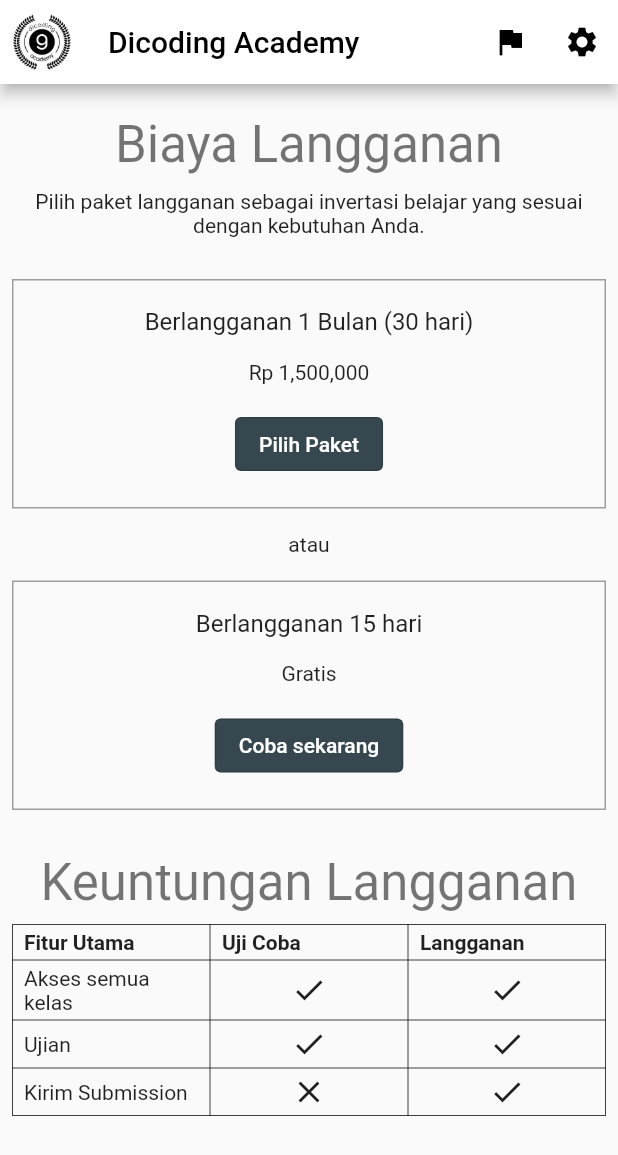
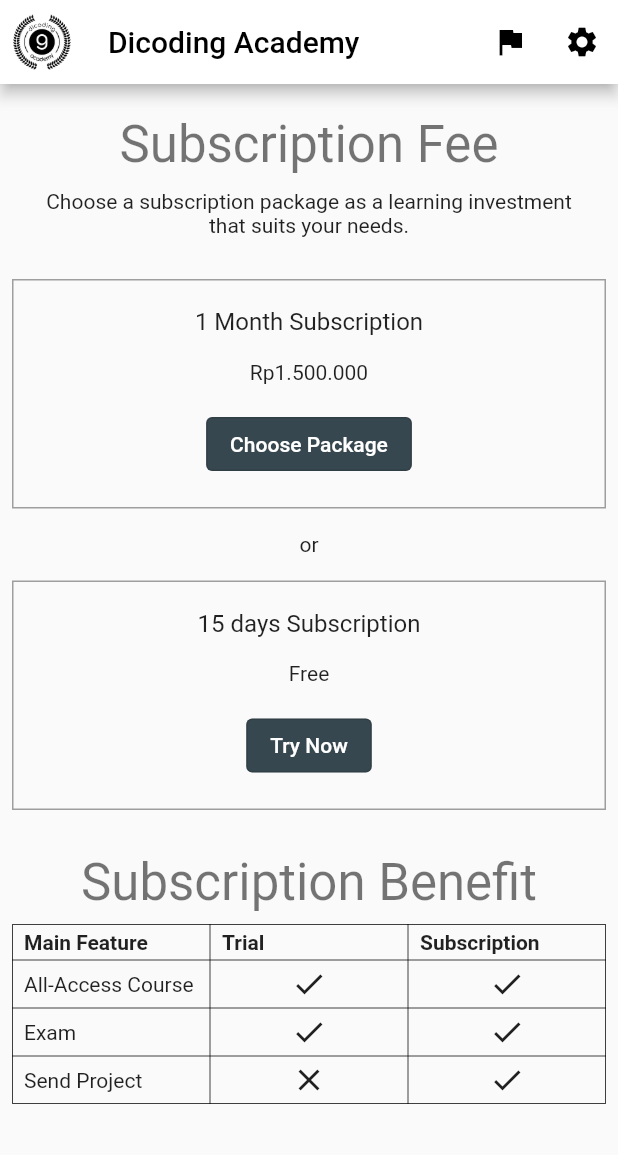
Before and after one commit to FrengkyG/learn-flutter, a Flutter app: the screen it shows after launch, on a phone screen of 412 x 824 dp. Shown: the top 1155 px of the screen. Run offline on Flutter 3.47's test engine with Material 2 defaults, Android fonts, the phone set to English and light mode, and no system bars; our stand-ins replace google_fonts, webview_flutter; missing offline and left inert: app_settings; generated files the repository leaves out were written again.

Commit message:
localization done

```diff
--- /dev/null
+++ b/Dicoding/dicoding_subscriptions/l10n.yaml
@@ -0,0 +1,3 @@
+arb-dir: lib/l10n
+template-arb-file: app_id.arb
+output-localization-file: app_localizations.dart
--- /dev/null
+++ b/Dicoding/dicoding_subscriptions/lib/common.dart
@@ -0,0 +1,2 @@
+export 'package:flutter_gen/gen_l10n/app_localizations.dart';
+export 'package:flutter_localizations/flutter_localizations.dart';
--- a/Dicoding/dicoding_subscriptions/lib/content/benefit_table.dart
+++ b/Dicoding/dicoding_subscriptions/lib/content/benefit_table.dart
@@ -1,4 +1,5 @@
 import 'package:dicoding_subscriptions/classes/benefit_feature.dart';
+import 'package:dicoding_subscriptions/common.dart';
 import 'package:dicoding_subscriptions/widget/table_cell_widget.dart';
 import 'package:flutter/material.dart';
 
@@ -8,9 +9,12 @@ class BenefitTable extends StatelessWidget {
   @override
   Widget build(BuildContext context) {
     final benefitFeatureList = [
-      BenefitFeature("Akses semua kelas", true, true),
-      BenefitFeature("Ujian", true, true),
-      BenefitFeature("Kirim Submission", false, true),
+      BenefitFeature(
+          AppLocalizations.of(context)!.benefitFeatureItem1, true, true),
+      BenefitFeature(
+          AppLocalizations.of(context)!.benefitFeatureItem2, true, true),
+      BenefitFeature(
+          AppLocalizations.of(context)!.benefitFeatureItem3, false, true),
     ];
     return Table(
       border: TableBorder.all(width: 0.5),
@@ -23,15 +27,15 @@ class BenefitTable extends StatelessWidget {
       children: [
         TableRow(children: [
           TableCellWidget(
-            text: "Fitur Utama",
+            text: AppLocalizations.of(context)!.benefitFeatureTitle1,
             isBold: true,
           ),
           TableCellWidget(
-            text: "Uji Coba",
+            text: AppLocalizations.of(context)!.benefitFeatureTitle2,
             isBold: true,
           ),
           TableCellWidget(
-            text: "Langganan",
+            text: AppLocalizations.of(context)!.benefitFeatureTitle3,
             isBold: true,
           ),
         ]),
--- a/Dicoding/dicoding_subscriptions/lib/content/benefit_widget.dart
+++ b/Dicoding/dicoding_subscriptions/lib/content/benefit_widget.dart
@@ -1,5 +1,4 @@
-
-
+import 'package:dicoding_subscriptions/common.dart';
 import 'package:dicoding_subscriptions/content/benefit_table.dart';
 import 'package:flutter/material.dart';
 
@@ -11,7 +10,7 @@ class BenefitWidget extends StatelessWidget {
     return Column(
       children: [
         Text(
-          "Keuntungan Langganan",
+          AppLocalizations.of(context)!.benefitTitle,
           style: Theme.of(context).textTheme.headline4,
           softWrap: true,
           overflow: TextOverflow.fade,
--- a/Dicoding/dicoding_subscriptions/lib/content/free_packet_card.dart
+++ b/Dicoding/dicoding_subscriptions/lib/content/free_packet_card.dart
@@ -1,5 +1,5 @@
+import 'package:dicoding_subscriptions/common.dart';
 import 'package:flutter/material.dart';
-
 
 class FreePackageCard extends StatelessWidget {
   const FreePackageCard({Key? key}) : super(key: key);
@@ -22,9 +22,9 @@ class FreePackageCard extends StatelessWidget {
           Padding(
             padding: const EdgeInsets.all(8.0),
             child: Text(
-              "Berlangganan 15 hari",
+              AppLocalizations.of(context)!.freePackageTitle(15),
               textAlign: TextAlign.center,
-              style: TextStyle(
+              style: const TextStyle(
                 fontSize: 16,
               ),
             ),
@@ -32,7 +32,7 @@ class FreePackageCard extends StatelessWidget {
           Padding(
             padding: const EdgeInsets.all(8.0),
             child: Text(
-              "Gratis",
+              AppLocalizations.of(context)!.freePackagePrice,
               textAlign: TextAlign.center,
             ),
           ),
@@ -41,7 +41,7 @@ class FreePackageCard extends StatelessWidget {
             child: OutlinedButton(
               onPressed: () {},
               child: Text(
-                "Coba sekarang",
+                AppLocalizations.of(context)!.freePackageButton,
                 textAlign: TextAlign.center,
               ),
             ),
--- a/Dicoding/dicoding_subscriptions/lib/content/header_widget.dart
+++ b/Dicoding/dicoding_subscriptions/lib/content/header_widget.dart
@@ -1,3 +1,4 @@
+import 'package:dicoding_subscriptions/common.dart';
 import 'package:flutter/material.dart';
 
 class CostWidget extends StatelessWidget {
@@ -10,7 +11,7 @@ class CostWidget extends StatelessWidget {
       child: Column(
         children: [
           Text(
-            "Biaya Langganan",
+            AppLocalizations.of(context)!.costTitle,
             style: Theme.of(context).textTheme.headline4,
             softWrap: true,
             overflow: TextOverflow.fade,
@@ -18,7 +19,7 @@ class CostWidget extends StatelessWidget {
           ),
           const SizedBox(height: 10),
           Text(
-            "Pilih paket langganan sebagai invertasi belajar yang sesuai dengan kebutuhan Anda.",
+            AppLocalizations.of(context)!.costSubtitle,
             style: Theme.of(context).textTheme.bodyText2,
             softWrap: true,
             overflow: TextOverflow.fade,
--- a/Dicoding/dicoding_subscriptions/lib/content/or_widget.dart
+++ b/Dicoding/dicoding_subscriptions/lib/content/or_widget.dart
@@ -1,3 +1,4 @@
+import 'package:dicoding_subscriptions/common.dart';
 import 'package:flutter/material.dart';
 
 class OrWidget extends StatelessWidget {
@@ -9,7 +10,7 @@ class OrWidget extends StatelessWidget {
       padding: const EdgeInsets.all(8.0),
       alignment: Alignment.center,
       child: Text(
-        "atau",
+        AppLocalizations.of(context)!.orText,
         textAlign: TextAlign.center,
       ),
     );
--- a/Dicoding/dicoding_subscriptions/lib/content/paid_packet_card.dart
+++ b/Dicoding/dicoding_subscriptions/lib/content/paid_packet_card.dart
@@ -1,3 +1,4 @@
+import 'package:dicoding_subscriptions/common.dart';
 import 'package:flutter/material.dart';
 
 class PaidPackageCard extends StatelessWidget {
@@ -20,26 +21,33 @@ class PaidPackageCard extends StatelessWidget {
           Padding(
             padding: const EdgeInsets.all(8.0),
             child: Text(
-              "Berlangganan 1 Bulan (30 hari)",
+              AppLocalizations.of(context)!.paidPackageTitle(1),
               textAlign: TextAlign.center,
-              style: TextStyle(
+              style: const TextStyle(
                 fontSize: 16,
               ),
             ),
           ),
           Padding(
             padding: const EdgeInsets.all(8.0),
-            child: Text(
-              "Rp 1,500,000",
-              textAlign: TextAlign.center,
-            ),
+            child: Localizations.override(
+                context: context,
+                locale: const Locale("id"),
+                child: Builder(
+                  builder: (context) {
+                    return Text(
+                      AppLocalizations.of(context)!.paidPackagePrice(1500000),
+                      textAlign: TextAlign.center,
+                    );
+                  },
+                )),
           ),
           Padding(
             padding: const EdgeInsets.all(8.0),
             child: OutlinedButton(
               onPressed: () {},
               child: Text(
-                "Pilih Paket",
+                AppLocalizations.of(context)!.paidPackageButton,
                 textAlign: TextAlign.center,
               ),
             ),
--- a/Dicoding/dicoding_subscriptions/lib/home.dart
+++ b/Dicoding/dicoding_subscriptions/lib/home.dart
@@ -1,3 +1,4 @@
+import 'package:app_settings/app_settings.dart';
 import 'package:dicoding_subscriptions/widget/max_width_widget.dart';
 import 'package:flutter/material.dart';
 
@@ -23,7 +24,9 @@ class HomePage extends StatelessWidget {
             icon: const Icon(Icons.flag),
           ),
           IconButton(
-            onPressed: () {},
+            onPressed: () {
+              AppSettings.openDeviceSettings();
+            },
             icon: const Icon(Icons.settings),
           ),
         ],
--- /dev/null
+++ b/Dicoding/dicoding_subscriptions/lib/l10n/app_en.arb
@@ -0,0 +1,19 @@
+{
+  "titleAppBar": "Dicoding Academy",
+  "costTitle": "Subscription Fee",
+  "costSubtitle": "Choose a subscription package as a learning investment that suits your needs.",
+  "paidPackageTitle": "{month,plural, =1{{month} Month} other{{month} Months}} Subscription",
+  "paidPackagePrice": "{feeSubscription}",
+  "paidPackageButton": "Choose Package",
+  "orText": "or",
+  "freePackageTitle": "{day,plural, =1{{day} day} other{{day} days}} Subscription",
+  "freePackagePrice": "Free",
+  "freePackageButton": "Try Now",
+  "benefitTitle": "Subscription Benefit",
+  "benefitFeatureTitle1": "Main Feature",
+  "benefitFeatureTitle2": "Trial",
+  "benefitFeatureTitle3": "Subscription",
+  "benefitFeatureItem1": "All-Access Course",
+  "benefitFeatureItem2": "Exam",
+  "benefitFeatureItem3": "Send Project"
+}
--- a/Dicoding/dicoding_subscriptions/lib/main.dart
+++ b/Dicoding/dicoding_subscriptions/lib/main.dart
@@ -1,3 +1,4 @@
+import 'package:dicoding_subscriptions/common.dart';
 import 'package:dicoding_subscriptions/home.dart';
 import 'package:flutter/material.dart';
 
@@ -12,6 +13,8 @@ class MyApp extends StatelessWidget {
   Widget build(BuildContext context) {
     return MaterialApp(
       title: 'Flutter Localization & Accessibility',
+      localizationsDelegates: AppLocalizations.localizationsDelegates,
+      supportedLocales: AppLocalizations.supportedLocales,
       theme: ThemeData(
         appBarTheme: const AppBarTheme(
           backgroundColor: Colors.white,
--- a/Dicoding/dicoding_subscriptions/pubspec.yaml
+++ b/Dicoding/dicoding_subscriptions/pubspec.yaml
@@ -13,6 +13,11 @@ dependencies:
     sdk: flutter
 
   cupertino_icons: ^1.0.2
+  app_settings: ^4.1.6
+  flutter_localizations:
+    sdk: flutter
+  intl: ^0.17.0
+
 
 dev_dependencies:
   flutter_test:
@@ -21,6 +26,7 @@ dev_dependencies:
   flutter_lints: ^1.0.0
 
 flutter:
+  generate: true
   uses-material-design: true
   assets:
     - assets/dicoding-academy.png
```
Also changed, not shown: Dicoding/dicoding_subscriptions/lib/l10n/app_id.arb (added, +44 -0 lines), Dicoding/dicoding_subscriptions/pubspec.lock, 1 other file.
